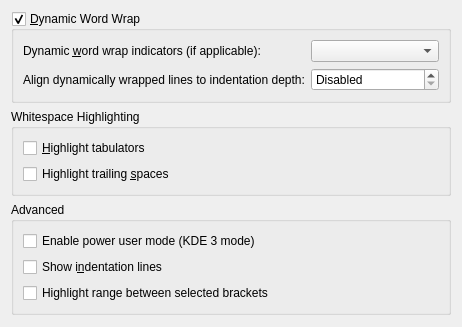
Old version of the form part/dialogs/textareaappearanceconfigwidget.ui in the repository KDE/kate.
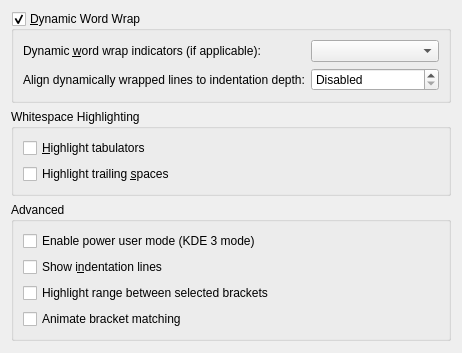
New version of the form. Custom widgets are drawn as their Qt base class.

Commit message:
add option to disable bracket matching animation
This option does not have a m_...Set flag in KateRenderer, since it is a
global option by design. It cannot be configured independently for each
view.

Diff of the .ui file:
```diff
--- a/part/dialogs/textareaappearanceconfigwidget.ui
+++ b/part/dialogs/textareaappearanceconfigwidget.ui
@@ -132,6 +132,19 @@
         </property>
        </widget>
       </item>
+      <item>
+       <widget class="QCheckBox" name="chkAnimateBracketMatching">
+        <property name="toolTip">
+         <string>Flash matching brackets</string>
+        </property>
+        <property name="whatsThis">
+         <string>If this is enabled, matching brackets are animated for better visibility.</string>
+        </property>
+        <property name="text">
+         <string>Animate bracket matching</string>
+        </property>
+       </widget>
+      </item>
      </layout>
     </widget>
    </item>
```
The commit also changes 4 other files.
